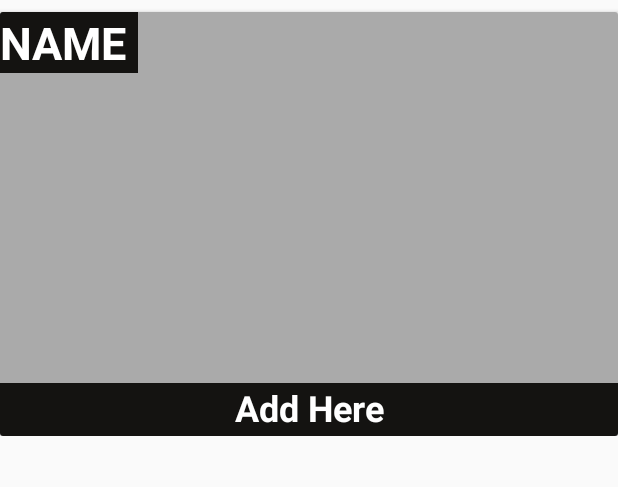
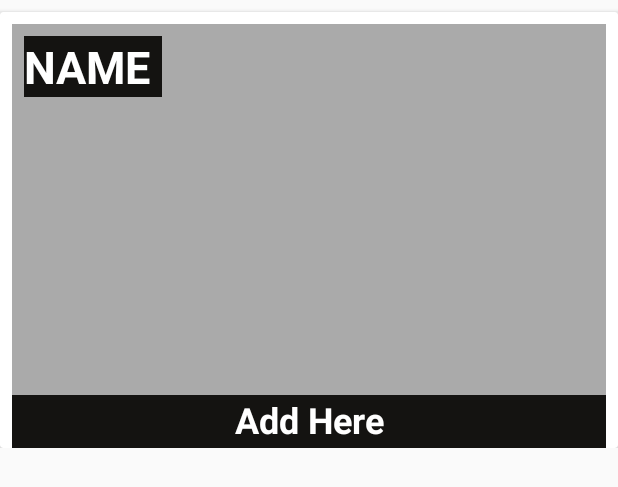
Before and after one commit to Navindu09/uglydeals, an Android app: the layout single_item.xml on its own in the app's theme, with its tools: preview values and no code run, on a phone screen of 412 x 824 dp. Shown: the top 487 px of the screen. Run offline under Robolectric (Android 15) with nearby library versions, the phone set to English and light mode, and no system bars.

Commit message:
Added the image and name of the restaurant to the list view of deals.

```diff
--- a/app/build.gradle
+++ b/app/build.gradle
@@ -32,5 +32,6 @@ dependencies {
     implementation 'com.google.firebase:firebase-core:16.0.1'
     implementation 'com.android.support:recyclerview-v7:28.0.0'
     implementation 'com.android.support:cardview-v7:28.0.0'
+    implementation 'com.github.bumptech.glide:glide:3.7.0'
 }
 apply plugin: 'com.google.gms.google-services'
--- a/app/src/main/java/org/nothingugly/uglydeals/HomeFragment.java
+++ b/app/src/main/java/org/nothingugly/uglydeals/HomeFragment.java
@@ -52,11 +52,13 @@ public class HomeFragment extends Fragment {
         dealList = new ArrayList<>();
 
         //Mapping the layout component
-        recyclerView = getActivity().findViewById(R.id.recyclerView);
+        recyclerView = (RecyclerView) view.findViewById(R.id.recyclerView);
 
+        LinearLayoutManager layoutManager
+                = new LinearLayoutManager(getContext(), LinearLayoutManager.HORIZONTAL, false);
 
         dealRecyclerAdapter = new DealRecyclerAdapter(dealList);
-        recyclerView.setLayoutManager(new LinearLayoutManager(getActivity()));
+        recyclerView.setLayoutManager(layoutManager);
         recyclerView.setAdapter(dealRecyclerAdapter);
 
 
--- a/app/src/main/java/org/nothingugly/uglydeals/MainActivity.java
+++ b/app/src/main/java/org/nothingugly/uglydeals/MainActivity.java
@@ -61,6 +61,9 @@ public class MainActivity extends AppCompatActivity {
         //Setting up navigation.
         buttonLogout = (Button) findViewById(R.id.buttonLogout);
         bottomNavigation = findViewById(R.id.bottomNavigation);
+
+        //When main activity starts, the home fragment is shown
+        replaceFragment(homeFragment);
 
 
         //When the bottom navigation buttons are clicked
--- a/app/src/main/res/layout/single_item.xml
+++ b/app/src/main/res/layout/single_item.xml
@@ -24,6 +24,8 @@
                 android:id="@+id/dealName"
                 android:layout_width="0dp"
                 android:layout_height="35dp"
+                android:layout_marginStart="8dp"
+                android:layout_marginEnd="8dp"
                 android:background="@color/colorPrimaryDark"
                 android:text="Add Here"
                 android:textAlignment="center"
@@ -33,14 +35,18 @@
                 android:textStyle="bold"
                 app:layout_constraintEnd_toEndOf="parent"
                 app:layout_constraintStart_toStartOf="parent"
-                app:layout_constraintTop_toBottomOf="@+id/itemPhoto" />
+                app:layout_constraintTop_toBottomOf="@+id/itemImage" />
 
             <ImageView
-                android:id="@+id/itemPhoto"
+                android:id="@+id/itemImage"
                 android:layout_width="0dp"
                 android:layout_height="247dp"
+                android:layout_marginStart="8dp"
+                android:layout_marginTop="8dp"
+                android:layout_marginEnd="8dp"
                 android:contentDescription="Image"
                 app:layout_constraintEnd_toEndOf="parent"
+                app:layout_constraintHorizontal_bias="0.0"
                 app:layout_constraintStart_toStartOf="parent"
                 app:layout_constraintTop_toTopOf="parent"
                 app:srcCompat="@android:color/darker_gray" />
@@ -49,6 +55,8 @@
                 android:id="@+id/restaurantName"
                 android:layout_width="wrap_content"
                 android:layout_height="wrap_content"
+                android:layout_marginStart="8dp"
+                android:layout_marginTop="8dp"
                 android:background="@color/colorPrimaryDark"
                 android:text="TextView"
                 android:textAppearance="@android:style/TextAppearance.Holo.SearchResult.Title"
@@ -56,8 +64,8 @@
                 android:textColorLink="@color/colorPrimary"
                 android:textSize="30sp"
                 android:textStyle="bold"
-                app:layout_constraintStart_toStartOf="parent"
-                app:layout_constraintTop_toTopOf="parent"
+                app:layout_constraintStart_toStartOf="@+id/itemImage"
+                app:layout_constraintTop_toTopOf="@+id/itemImage"
                 tools:text="NAME " />
         </android.support.constraint.ConstraintLayout>
 
```
Also changed, not shown: app/src/main/java/org/nothingugly/uglydeals/Deal.java (+10 -10 lines), app/src/main/java/org/nothingugly/uglydeals/DealRecyclerAdapter.java (+63 -3 lines).
